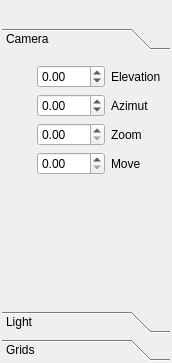
Before: the Qt Designer form src/cpp/plantgl/gui/base/interface/controlpanelwidget.ui in openalea/plantgl, drawn with Qt 5.
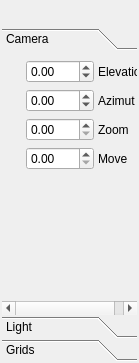
After: the same form once the commit is applied. The open tabs and pages were chosen to show the change.

What changed in the file:
```diff
--- a/src/cpp/plantgl/gui/base/interface/controlpanelwidget.ui
+++ b/src/cpp/plantgl/gui/base/interface/controlpanelwidget.ui
@@ -5,14 +5,12 @@
    <rect>
     <x>0</x>
     <y>0</y>
-    <width>172</width>
+    <width>139</width>
     <height>363</height>
    </rect>
   </property>
   <property name="sizePolicy" >
-   <sizepolicy>
-    <hsizetype>5</hsizetype>
-    <vsizetype>5</vsizetype>
+   <sizepolicy vsizetype="Preferred" hsizetype="Preferred" >
     <horstretch>0</horstretch>
     <verstretch>0</verstretch>
    </sizepolicy>
@@ -30,14 +28,15 @@
    <item row="1" column="0" >
     <widget class="QToolBox" name="toolBox" >
      <property name="sizePolicy" >
-      <sizepolicy>
-       <hsizetype>5</hsizetype>
-       <vsizetype>5</vsizetype>
+      <sizepolicy vsizetype="Preferred" hsizetype="Preferred" >
        <horstretch>0</horstretch>
        <verstretch>0</verstretch>
       </sizepolicy>
      </property>
      <property name="currentIndex" >
+      <number>0</number>
+     </property>
+     <property name="tabSpacing" >
       <number>1</number>
      </property>
      <widget class="QWidget" name="page" >
@@ -45,18 +44,33 @@
        <rect>
         <x>0</x>
         <y>0</y>
-        <width>168</width>
-        <height>248</height>
+        <width>135</width>
+        <height>263</height>
        </rect>
       </property>
       <attribute name="label" >
        <string>Camera</string>
       </attribute>
       <layout class="QGridLayout" >
-       <property name="margin" >
+       <property name="sizeConstraint" >
+        <enum>QLayout::SetDefaultConstraint</enum>
+       </property>
+       <property name="leftMargin" >
+        <number>0</number>
+       </property>
+       <property name="topMargin" >
         <number>9</number>
        </property>
-       <property name="spacing" >
+       <property name="rightMargin" >
+        <number>0</number>
+       </property>
+       <property name="bottomMargin" >
+        <number>9</number>
+       </property>
+       <property name="horizontalSpacing" >
+        <number>4</number>
+       </property>
+       <property name="verticalSpacing" >
         <number>6</number>
        </property>
        <item row="4" column="1" >
@@ -151,6 +165,12 @@
          <property name="text" >
           <string/>
          </property>
+         <property name="iconSize" >
+          <size>
+           <width>10</width>
+           <height>16</height>
+          </size>
+         </property>
          <property name="flat" >
           <bool>true</bool>
          </property>
```
Left out of the diff: 77 changed lines with no effect on the pictures.
